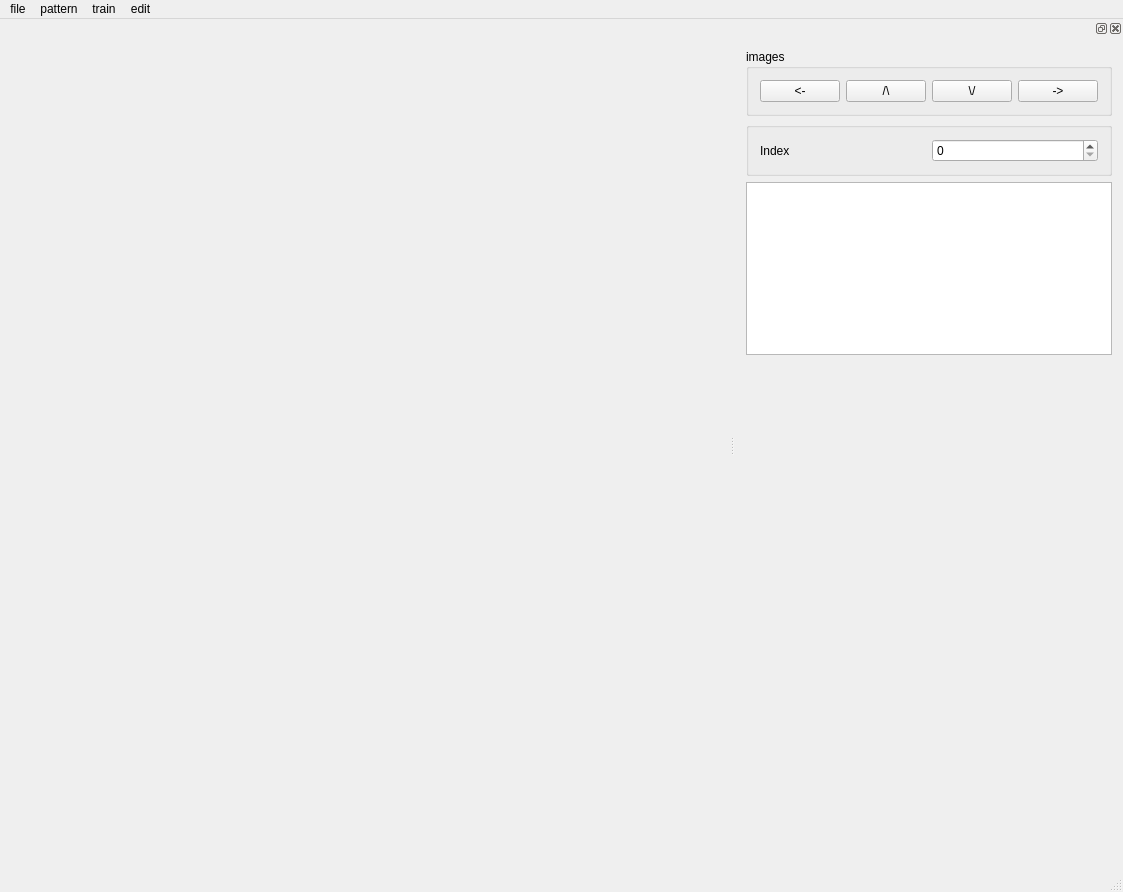
Old version of the form patternlabelui.ui in the repository dolphin-li/PatternLabel.
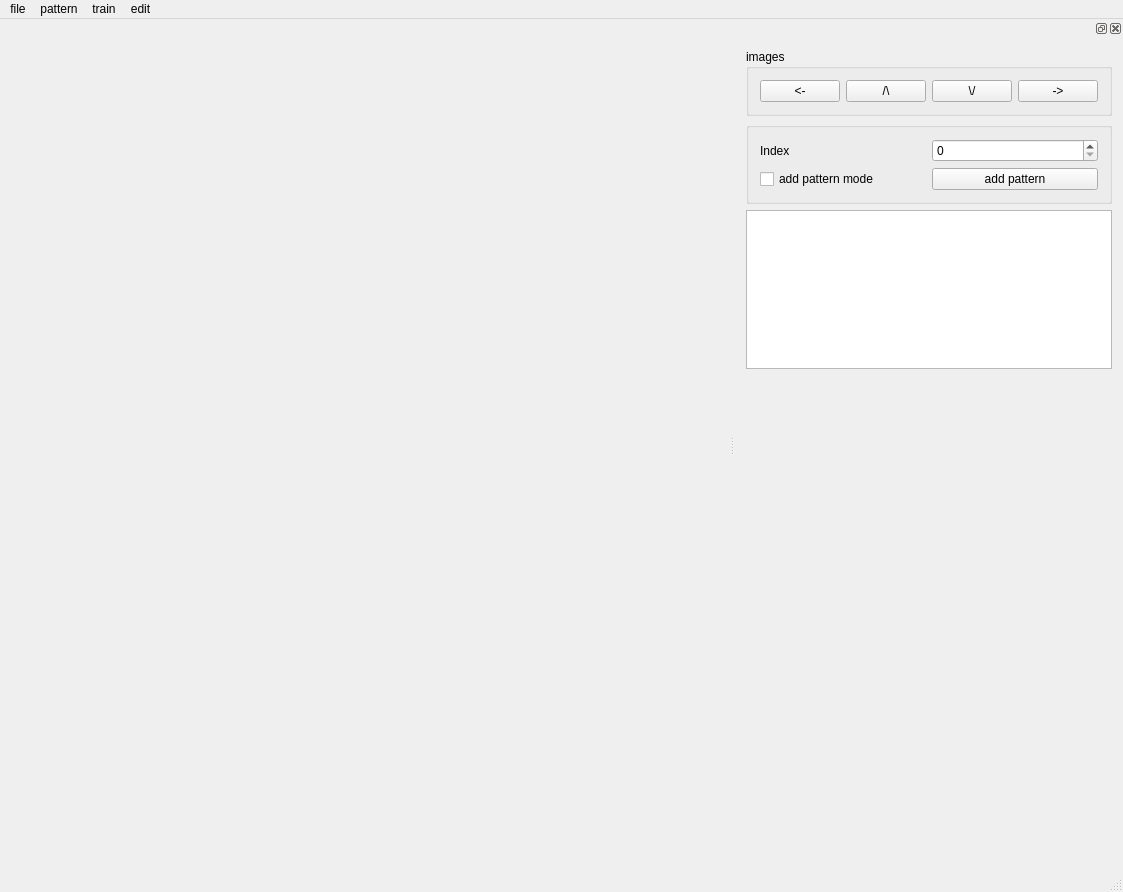
New version of the form. Custom widgets are drawn as their Qt base class.

Commit message: adding pattern manually coded.

What changed in the file:
```diff
--- a/patternlabelui.ui
+++ b/patternlabelui.ui
@@ -142,6 +142,23 @@
         <item row="0" column="1">
          <widget class="QSpinBox" name="sbCurIndex"/>
         </item>
+        <item row="1" column="0">
+         <widget class="QCheckBox" name="cbAddPatternMode">
+          <property name="text">
+           <string>add pattern mode</string>
+          </property>
+         </widget>
+        </item>
+        <item row="1" column="1">
+         <widget class="QPushButton" name="pbAddPattern">
+          <property name="toolTip">
+           <string>add a pattern from current image</string>
+          </property>
+          <property name="text">
+           <string>add pattern</string>
+          </property>
+         </widget>
+        </item>
        </layout>
       </widget>
      </item>
```
The commit also changes 6 other files.
